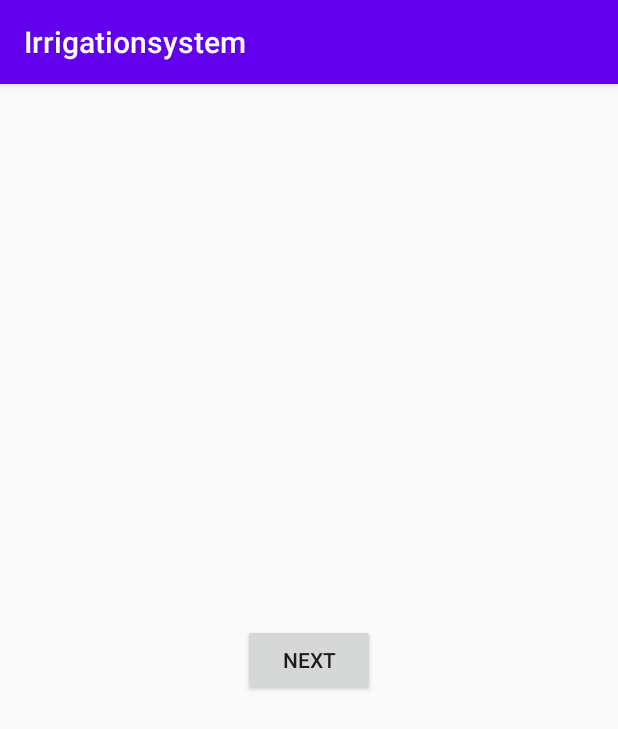
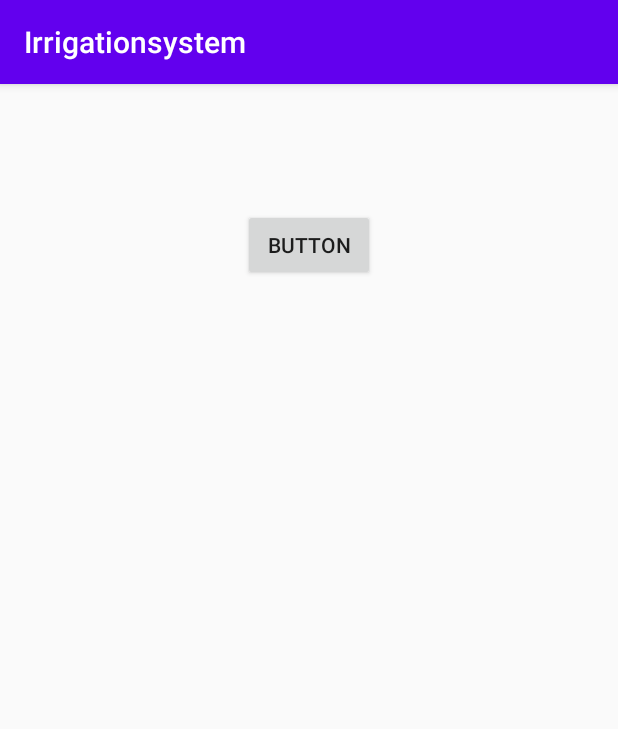
Before and after one commit to zinedinmezit/irrigation-system, an Android app: the screen it shows after launch (MainActivity), on a phone screen of 412 x 824 dp. Shown: the top 729 px of the screen. Run offline under Robolectric (Android 15) with nearby library versions, the phone set to English and light mode, and no system bars; our stand-ins replace data binding.

Commit message:
Displaying realtime test value with LiveData

```diff
--- a/android/app/src/main/java/com/example/irrigationsystem/fragments/MainFragment.kt
+++ b/android/app/src/main/java/com/example/irrigationsystem/fragments/MainFragment.kt
@@ -1,40 +1,42 @@
 package com.example.irrigationsystem.fragments
 
 import android.os.Bundle
-import android.util.Log
 import androidx.fragment.app.Fragment
 import android.view.LayoutInflater
 import android.view.View
 import android.view.ViewGroup
-import android.widget.Button
+import androidx.databinding.DataBindingUtil
 import androidx.fragment.app.activityViewModels
 import com.example.irrigationsystem.R
+import com.example.irrigationsystem.databinding.FragmentMainBinding
 import com.example.irrigationsystem.viewmodels.MainViewModel
 
 class MainFragment : Fragment() {
 
     private val model: MainViewModel by activityViewModels()
-
+    lateinit var binding : FragmentMainBinding
 
     override fun onCreateView(
         inflater: LayoutInflater, container: ViewGroup?,
         savedInstanceState: Bundle?
     ): View? {
 
-        Log.i("FragmentTest","onCreateView")
+        binding = DataBindingUtil.inflate(inflater,R.layout.fragment_main,container,false)
+        binding.lifecycleOwner = viewLifecycleOwner
+        binding.mainVM = model
+
         model.runWebSocket()
-        // Inflate the layout for this fragment
-        return inflater.inflate(R.layout.fragment_main, container, false)
+
+        return binding.root
     }
 
     override fun onViewCreated(view: View, savedInstanceState: Bundle?) {
         super.onViewCreated(view, savedInstanceState)
-        Log.i("FragmentTest","onViewCreated")
-        val button = view.findViewById<Button>(R.id.button)
-        button?.setOnClickListener {
+
+        val button = binding.button
+        button.setOnClickListener {
             model.signalCode=1
             model.runWebSocket()
         }
     }
-
 }
--- a/android/app/src/main/res/layout/fragment_main.xml
+++ b/android/app/src/main/res/layout/fragment_main.xml
@@ -1,18 +1,36 @@
 <?xml version="1.0" encoding="utf-8"?>
+<layout xmlns:app="http://schemas.android.com/apk/res-auto"
+    xmlns:tools="http://schemas.android.com/tools"
+    xmlns:android="http://schemas.android.com/apk/res/android">
+
+    <data>
+        <variable
+            name="mainVM"
+            type="com.example.irrigationsystem.viewmodels.MainViewModel" />
+    </data>
+
 <androidx.constraintlayout.widget.ConstraintLayout
-    xmlns:android="http://schemas.android.com/apk/res/android"
-    xmlns:app="http://schemas.android.com/apk/res-auto"
-    xmlns:tools="http://schemas.android.com/tools"
     android:layout_width="match_parent"
     android:layout_height="match_parent">
+
+    <TextView
+        android:id="@+id/textView"
+        android:layout_width="wrap_content"
+        android:layout_height="wrap_content"
+        android:layout_marginTop="32dp"
+        android:text="@{mainVM.hummidityPercentageValue}"
+        app:layout_constraintEnd_toEndOf="parent"
+        app:layout_constraintStart_toStartOf="parent"
+        app:layout_constraintTop_toTopOf="parent" />
 
     <Button
         android:id="@+id/button"
         android:layout_width="wrap_content"
         android:layout_height="wrap_content"
-        android:text="@string/button_text"
-        app:layout_constraintBottom_toBottomOf="parent"
+        android:layout_marginTop="32dp"
+        android:text="Button"
         app:layout_constraintEnd_toEndOf="parent"
         app:layout_constraintStart_toStartOf="parent"
-        app:layout_constraintTop_toTopOf="parent" />
+        app:layout_constraintTop_toBottomOf="@+id/textView" />
 </androidx.constraintlayout.widget.ConstraintLayout>
+</layout>
--- a/android/build.gradle
+++ b/android/build.gradle
@@ -8,7 +8,7 @@ buildscript {
     dependencies {
         def nav_version = "2.3.0"
 
-        classpath 'com.android.tools.build:gradle:4.0.2'
+        classpath 'com.android.tools.build:gradle:4.1.0'
         classpath "org.jetbrains.kotlin:kotlin-gradle-plugin:$kotlin_version"
         //safe args
         classpath "androidx.navigation:navigation-safe-args-gradle-plugin:$nav_version"
```
Also changed, not shown: android/app/build.gradle (+32 -11 lines), android/app/src/main/java/com/example/irrigationsystem/viewmodels/MainViewModel.kt (+13 -12 lines), android/gradle/wrapper/gradle-wrapper.properties, 1 other file.
